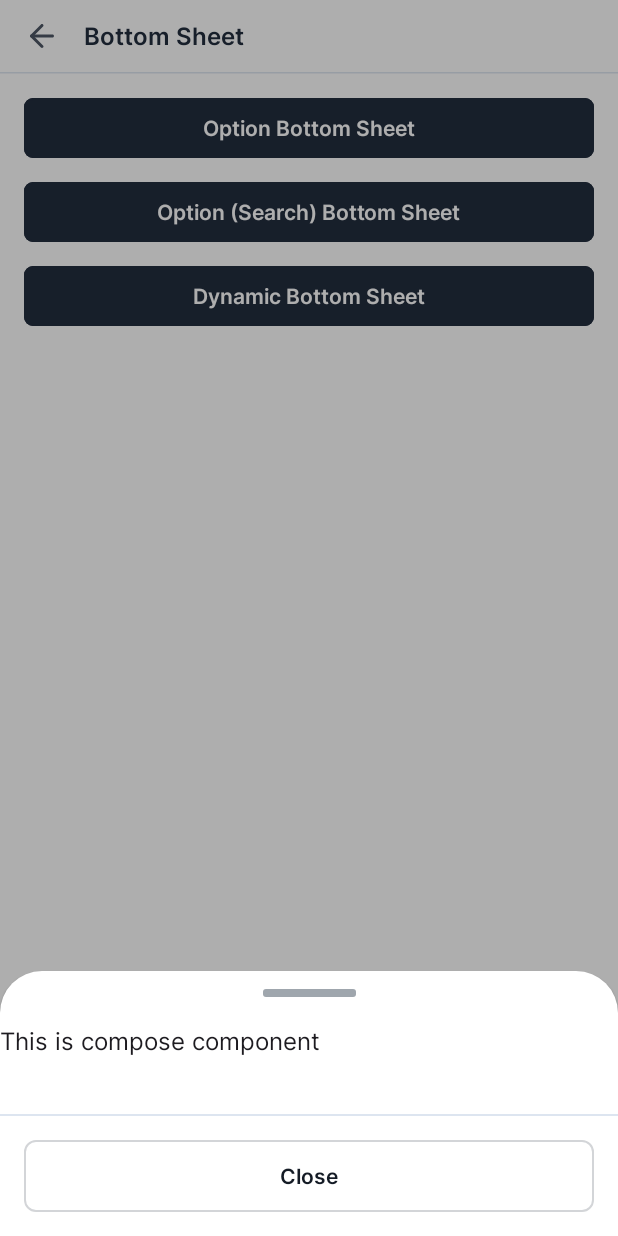
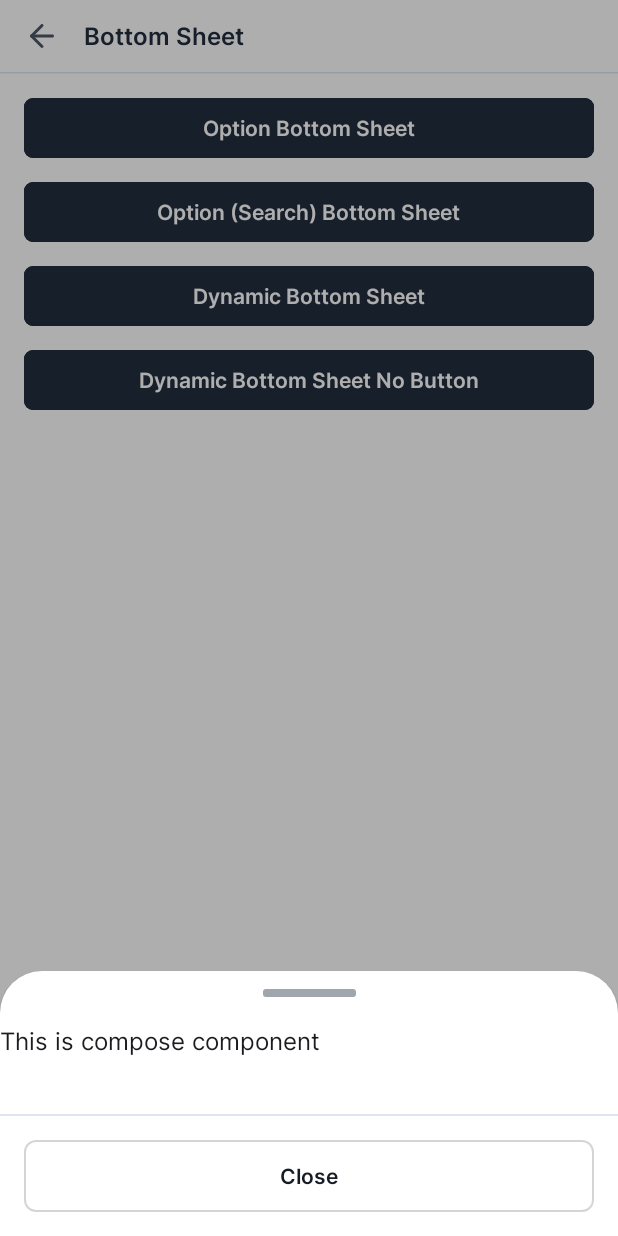
Before and after one commit to NobleSoftwareAndroid/PortalCore, an Android app built with Jetpack Compose: the BottomSheetSampleScreen screen opened through its navigation route, after a tap on "Dynamic Bottom Sheet", on a phone screen of 412 x 824 dp. Run offline under Robolectric (Android 15) with nearby library versions, the phone set to English and light mode, and no system bars; our stand-ins replace Dagger/Hilt's generated code, Shimmer, data binding.

Commit message:
Changelog: - Update dynamic bottom sheet no action button state

```diff
--- a/app/src/main/java/com/noblesoftware/portalcorelibrary/sample/BottomSheetSampleScreen.kt
+++ b/app/src/main/java/com/noblesoftware/portalcorelibrary/sample/BottomSheetSampleScreen.kt
@@ -175,6 +175,23 @@ fun BottomSheetSampleScreen(
                 )
             }
             DefaultSpacer()
+            DefaultButton(
+                modifier = Modifier.fillMaxWidth(),
+                text = "Dynamic Bottom Sheet No Button",
+                buttonVariant = ButtonVariant.Neutral
+            ) {
+                DefaultDynamicBottomSheetDialog.showDialog(
+                    fragmentManager = (activity as AppCompatActivity).supportFragmentManager,
+                    buttonFirstEnable = false,
+                    buttonSecondEnable = false,
+                    content = {
+                        Column {
+                            Text(text = "This is compose component")
+                        }
+                    }
+                )
+            }
+            DefaultSpacer()
         }
     }
 }
--- a/portalCore/src/main/java/com/noblesoftware/portalcore/component/xml/dynamic_bottom_sheet/DefaultDynamicBottomSheetDialog.kt
+++ b/portalCore/src/main/java/com/noblesoftware/portalcore/component/xml/dynamic_bottom_sheet/DefaultDynamicBottomSheetDialog.kt
@@ -30,7 +30,9 @@ import com.google.android.material.button.MaterialButton
 import com.noblesoftware.portalcore.R
 import com.noblesoftware.portalcore.databinding.BottomSheetDialogDynamicBinding
 import com.noblesoftware.portalcore.enums.BottomSheetActionType
+import com.noblesoftware.portalcore.enums.BottomSheetType
 import com.noblesoftware.portalcore.theme.PortalCoreTheme
+import com.noblesoftware.portalcore.util.extension.isFalse
 import com.noblesoftware.portalcore.util.extension.visibleWhen
 import dagger.hilt.android.AndroidEntryPoint
 
@@ -86,6 +88,10 @@ open class DefaultDynamicBottomSheetDialog : BottomSheetDialogFragment() {
     }
 
     override fun onCreateDialog(savedInstanceState: Bundle?): Dialog {
+
+        if (buttonFirstEnable.isFalse() && buttonSecondEnable.isFalse()) {
+            return super.onCreateDialog(savedInstanceState)
+        }
 
         val bottomSheetDialog = super.onCreateDialog(savedInstanceState) as BottomSheetDialog
         bottomSheetDialog.setOnShowListener {
```
